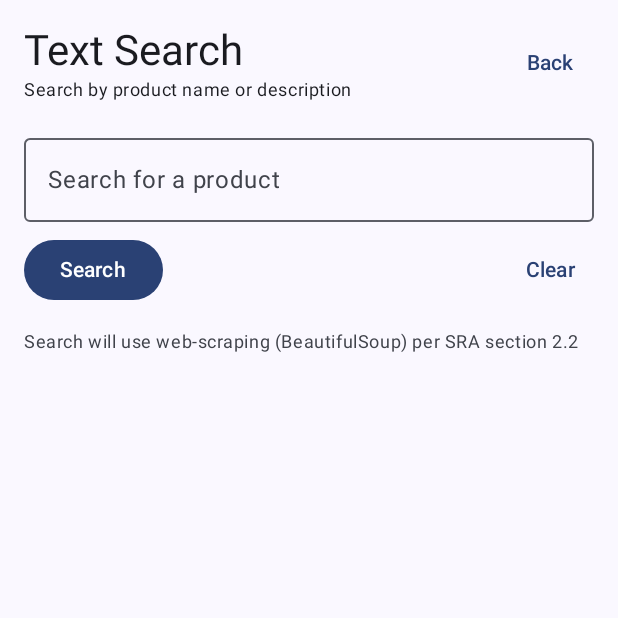
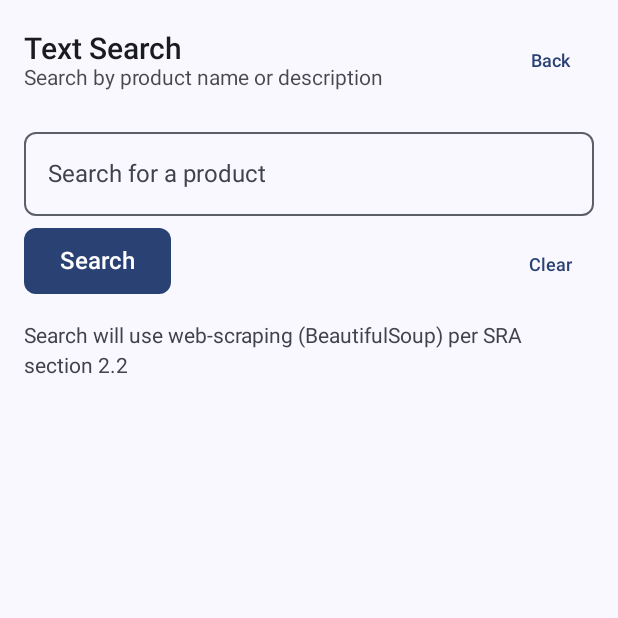
Before and after one commit to AdibBinKadir/ShopperAI, an Android app built with Jetpack Compose: the TextSearchScreen screen opened through its navigation route, on a phone screen of 412 x 824 dp, the top half of it. Run offline under Robolectric (Android 15) with nearby library versions, the phone set to English and light mode, and no system bars.

Commit message:
updated ui

```diff
--- a/app/src/main/java/com/example/democse3310/LoginScreen.kt
+++ b/app/src/main/java/com/example/democse3310/LoginScreen.kt
@@ -2,17 +2,13 @@ package com.example.democse3310
 
 import androidx.compose.foundation.background
 import androidx.compose.foundation.layout.*
-import androidx.compose.foundation.shape.RoundedCornerShape
 import androidx.compose.material3.*
 import androidx.compose.runtime.*
 import androidx.compose.ui.Alignment
 import androidx.compose.ui.Modifier
-import androidx.compose.ui.graphics.Color
-import androidx.compose.ui.text.font.FontWeight
 import androidx.compose.ui.text.input.PasswordVisualTransformation
 import androidx.compose.ui.text.input.VisualTransformation
 import androidx.compose.ui.unit.dp
-import androidx.compose.ui.unit.sp
 import com.example.democse3310.ui.theme.*
 
 @Composable
@@ -28,42 +24,41 @@ fun LoginScreen(
     Column(
         modifier = Modifier
             .fillMaxSize()
-            .background(AppWhite)
-            .padding(horizontal = 24.dp),
+            .background(MaterialTheme.colorScheme.background)
+            .padding(horizontal = Spacing.md),
         horizontalAlignment = Alignment.CenterHorizontally
     ) {
 
-        Spacer(modifier = Modifier.height(80.dp))
+        Spacer(modifier = Modifier.height(Spacing.xl))
 
         // --- App Title ---
         Text(
             text = "ShopperAI",
-            fontSize = 36.sp,
-            fontWeight = FontWeight.Bold,
-            color = BluePrimary
+            style = MaterialTheme.typography.headlineLarge,
+            color = MaterialTheme.colorScheme.primary
         )
 
-        Spacer(modifier = Modifier.height(10.dp))
+        Spacer(modifier = Modifier.height(Spacing.sm))
 
         Text(
             text = "Welcome back",
-            fontSize = 18.sp,
-            color = MediumGray
+            style = MaterialTheme.typography.bodyMedium,
+            color = MaterialTheme.colorScheme.onBackground.copy(alpha = 0.75f)
         )
 
-        Spacer(modifier = Modifier.height(40.dp))
+        Spacer(modifier = Modifier.height(Spacing.lg))
 
         // --- Form Container ---
         Card(
             modifier = Modifier
                 .fillMaxWidth(),
-            shape = RoundedCornerShape(20.dp),
-            colors = CardDefaults.cardColors(containerColor = AppWhite),
-            elevation = CardDefaults.cardElevation(12.dp)
+            shape = MaterialTheme.shapes.large,
+            colors = CardDefaults.cardColors(containerColor = MaterialTheme.colorScheme.surface),
+            elevation = CardDefaults.cardElevation(8.dp)
         ) {
             Column(
                 modifier = Modifier
-                    .padding(22.dp),
+                    .padding(Spacing.md),
                 horizontalAlignment = Alignment.CenterHorizontally
             ) {
 
@@ -71,48 +66,49 @@ fun LoginScreen(
                 OutlinedTextField(
                     value = email,
                     onValueChange = { email = it },
-                    label = { Text("Email", color = MediumGray) },
+                    label = { Text("Email", color = MaterialTheme.colorScheme.onSurfaceVariant) },
                     modifier = Modifier
                         .fillMaxWidth(),
                     singleLine = true,
+                    shape = MaterialTheme.shapes.small,
                     colors = OutlinedTextFieldDefaults.colors(
-                        focusedBorderColor = BluePrimary,
-                        unfocusedBorderColor = LightGray,
-                        cursorColor = BluePrimary
+                        focusedBorderColor = MaterialTheme.colorScheme.primary,
+                        unfocusedBorderColor = MaterialTheme.colorScheme.outline,
+                        cursorColor = MaterialTheme.colorScheme.primary
                     )
                 )
 
-                Spacer(modifier = Modifier.height(18.dp))
+                Spacer(modifier = Modifier.height(Spacing.md))
 
                 // PASSWORD INPUT
                 OutlinedTextField(
                     value = password,
                     onValueChange = { password = it },
-                    label = { Text("Password", color = MediumGray) },
+                    label = { Text("Password", color = MaterialTheme.colorScheme.onSurfaceVariant) },
                     singleLine = true,
                     visualTransformation =
-                        if (passwordVisible) VisualTransformation.None
-                        else PasswordVisualTransformation(),
+                    if (passwordVisible) VisualTransformation.None
+                    else PasswordVisualTransformation(),
                     trailingIcon = {
                         val iconText = if (passwordVisible) "Hide" else "Show"
                         TextButton(onClick = { passwordVisible = !passwordVisible }) {
                             Text(
                                 text = iconText,
-                                color = BluePrimary,
-                                fontSize = 13.sp
+                                color = MaterialTheme.colorScheme.primary,
                             )
                         }
                     },
                     modifier = Modifier
                         .fillMaxWidth(),
+                    shape = MaterialTheme.shapes.small,
                     colors = OutlinedTextFieldDefaults.colors(
-                        focusedBorderColor = BluePrimary,
-                        unfocusedBorderColor = LightGray,
-                        cursorColor = BluePrimary
+                        focusedBorderColor = MaterialTheme.colorScheme.primary,
+                        unfocusedBorderColor = MaterialTheme.colorScheme.outline,
+                        cursorColor = MaterialTheme.colorScheme.primary
                     )
                 )
 
-                Spacer(modifier = Modifier.height(24.dp))
+                Spacer(modifier = Modifier.height(Spacing.lg))
 
                 // LOGIN BUTTON
                 Button(
@@ -120,47 +116,45 @@ fun LoginScreen(
                     modifier = Modifier
                         .fillMaxWidth()
                         .height(52.dp),
-                    shape = RoundedCornerShape(14.dp),
+                    shape = MaterialTheme.shapes.medium,
                     colors = ButtonDefaults.buttonColors(
-                        containerColor = BluePrimary
+                        containerColor = MaterialTheme.colorScheme.primary
                     )
                 ) {
                     Text(
                         text = "Log In",
-                        fontSize = 18.sp,
-                        fontWeight = FontWeight.SemiBold,
-                        color = AppWhite
+                        style = MaterialTheme.typography.titleLarge,
+                        color = MaterialTheme.colorScheme.onPrimary
                     )
                 }
 
-                Spacer(modifier = Modifier.height(12.dp))
+                Spacer(modifier = Modifier.height(Spacing.sm))
 
                 // FORGOT PASSWORD
                 TextButton(onClick = onForgotPasswordClick) {
                     Text(
                         text = "Forgot Password?",
-                        color = BluePrimary,
-                        fontSize = 14.sp
+                        color = MaterialTheme.colorScheme.primary,
+                        style = MaterialTheme.typography.labelSmall
                     )
                 }
             }
         }
 
-        Spacer(modifier = Modifier.height(28.dp))
+        Spacer(modifier = Modifier.height(Spacing.lg))
 
         // SIGN UP LINK
         Row(verticalAlignment = Alignment.CenterVertically) {
             Text(
                 "Don't have an account? ",
-                color = MediumGray,
-                fontSize = 15.sp
+                color = MaterialTheme.colorScheme.onBackground.copy(alpha = 0.75f),
+                style = MaterialTheme.typography.bodyMedium
             )
             TextButton(onClick = onSignUpClick) {
                 Text(
                     text = "Sign up",
-                    color = BluePrimary,
-                    fontSize = 15.sp,
-                    fontWeight = FontWeight.Medium
+                    color = MaterialTheme.colorScheme.primary,
+                    style = MaterialTheme.typography.bodyMedium
                 )
             }
         }
--- a/app/src/main/java/com/example/democse3310/TextSearchScreen.kt
+++ b/app/src/main/java/com/example/democse3310/TextSearchScreen.kt
@@ -5,6 +5,7 @@ import androidx.compose.foundation.lazy.LazyColumn
 import androidx.compose.foundation.lazy.items
 import androidx.compose.material3.*
 import androidx.compose.runtime.Composable
+import com.example.democse3310.ui.theme.Spacing
 import androidx.compose.ui.Alignment
 import androidx.compose.ui.Modifier
 import androidx.compose.ui.unit.dp
@@ -14,7 +15,7 @@ import com.example.democse3310.viewmodel.TextSearchViewModel
 
 @Composable
 fun TextSearchScreen(navController: NavController, vm: TextSearchViewModel = viewModel()) {
-    Column(modifier = Modifier.fillMaxSize().padding(16.dp)) {
+    Column(modifier = Modifier.fillMaxSize().padding(Spacing.md)) {
         // Header
         Row(
             modifier = Modifier.fillMaxWidth(),
@@ -23,14 +24,14 @@ fun TextSearchScreen(navController: NavController, vm: TextSearchViewModel = vie
         ) {
             Column {
                 Text("Text Search", style = MaterialTheme.typography.headlineMedium)
-                Text("Search by product name or description", style = MaterialTheme.typography.bodySmall)
+                Text("Search by product name or description", style = MaterialTheme.typography.bodyMedium, color = MaterialTheme.colorScheme.onBackground.copy(alpha = 0.8f))
             }
             TextButton(onClick = { navController.popBackStack() }) {
-                Text("Back")
+                Text("Back", style = MaterialTheme.typography.labelSmall)
             }
         }
 
-        Spacer(modifier = Modifier.height(16.dp))
+        Spacer(modifier = Modifier.height(Spacing.md))
 
         OutlinedTextField(
             value = vm.query.value,
@@ -38,35 +39,36 @@ fun TextSearchScreen(navController: NavController, vm: TextSearchViewModel = vie
             label = { Text("Search for a product") },
             placeholder = { Text("e.g., wireless headphones, laptop, running shoes") },
             modifier = Modifier.fillMaxWidth(),
-            maxLines = 3
+            maxLines = 3,
+            shape = MaterialTheme.shapes.small
         )
-        Spacer(modifier = Modifier.height(8.dp))
+        Spacer(modifier = Modifier.height(Spacing.sm))
 
         Row(
             modifier = Modifier.fillMaxWidth(),
             horizontalArrangement = Arrangement.SpaceBetween
         ) {
-            Button(onClick = { vm.searchProducts() }) {
-                Text("Search")
+            Button(onClick = { vm.searchProducts() }, modifier = Modifier.height(44.dp), shape = MaterialTheme.shapes.small) {
+                Text("Search", style = MaterialTheme.typography.titleMedium)
             }
 
             TextButton(onClick = {
                 vm.query.value = ""
                 vm.products.clear()
             }) {
-                Text("Clear")
+                Text("Clear", style = MaterialTheme.typography.labelSmall, color = MaterialTheme.colorScheme.primary)
             }
         }
 
-        Spacer(modifier = Modifier.height(16.dp))
+        Spacer(modifier = Modifier.height(Spacing.md))
 
         Text(
             "Search will use web-scraping (BeautifulSoup) per SRA section 2.2",
-            style = MaterialTheme.typography.bodySmall,
+            style = MaterialTheme.typography.bodyMedium,
             color = MaterialTheme.colorScheme.onSurfaceVariant
         )
 
-        Spacer(modifier = Modifier.height(16.dp))
+        Spacer(modifier = Modifier.height(Spacing.md))
 
         if (vm.isLoading.value) {
             Box(
@@ -80,11 +82,11 @@ fun TextSearchScreen(navController: NavController, vm: TextSearchViewModel = vie
                 modifier = Modifier.fillMaxWidth().weight(1f),
                 contentAlignment = Alignment.Center
             ) {
-                Text("No results found. Try a different search term.")
+                Text("No results found. Try a different search term.", style = MaterialTheme.typography.bodyMedium)
             }
         } else {
             LazyColumn(
-                verticalArrangement = Arrangement.spacedBy(8.dp),
+                verticalArrangement = Arrangement.spacedBy(Spacing.sm),
                 modifier = Modifier.weight(1f)
             ) {
                 items(vm.products) { product ->
--- a/app/src/main/java/com/example/democse3310/ui/theme/Color.kt
+++ b/app/src/main/java/com/example/democse3310/ui/theme/Color.kt
@@ -11,13 +11,21 @@ val PurpleGrey40 = Color(0xFF625b71)
 val Pink40 = Color(0xFF7D5260)
 
 // Primary Blue Palette
-val BluePrimary = Color(0xFF0A84FF)
-val BlueDark = Color(0xFF0063CC)
+// Legacy variable names retained for compatibility; colors updated to new brand palette
+val BluePrimary = Color(0xFF6C5CE7)
+val BlueDark = Color(0xFF4834D4)
 
 // Main Text / UI Blacks & Whites
 val AppBlack = Color(0xFF0B0B0B)
 val AppWhite = Color(0xFFFFFFFF)
 
 // Grays
-val LightGray = Color(0xFFE6E6E6)
-val MediumGray = Color(0xFF666666)
+val LightGray = Color(0xFFF1F3F5)
+val MediumGray = Color(0xFF6B7280)
+
+// App background (subtle off-white)
+val AppBackground = Color(0xFFF7F8FA)
+
+// Updated brand colors (modern, non-blue palette)
+val BrandAccent = Color(0xFF6C5CE7)
+val BrandAccentDark = Color(0xFF4834D4)
--- /dev/null
+++ b/app/src/main/java/com/example/democse3310/ui/theme/Shapes.kt
@@ -0,0 +1,11 @@
+package com.example.democse3310.ui.theme
+
+import androidx.compose.foundation.shape.RoundedCornerShape
+import androidx.compose.material3.Shapes
+import androidx.compose.ui.unit.dp
+
+val AppShapes = Shapes(
+    small = RoundedCornerShape(8.dp),
+    medium = RoundedCornerShape(14.dp),
+    large = RoundedCornerShape(24.dp)
+)
--- /dev/null
+++ b/app/src/main/java/com/example/democse3310/ui/theme/Spacing.kt
@@ -0,0 +1,12 @@
+package com.example.democse3310.ui.theme
+
+import androidx.compose.ui.unit.Dp
+import androidx.compose.ui.unit.dp
+
+object Spacing {
+    val xs: Dp = 4.dp
+    val sm: Dp = 8.dp
+    val md: Dp = 16.dp
+    val lg: Dp = 24.dp
+    val xl: Dp = 40.dp
+}
```
Also changed, not shown: app/src/main/java/com/example/democse3310/AiAssistantScreen.kt (+15 -11 lines), app/src/main/java/com/example/democse3310/HomeScreen.kt (+51 -34 lines), app/src/main/java/com/example/democse3310/ui/theme/Theme.kt (+13 -4 lines), app/src/main/java/com/example/democse3310/ui/theme/Type.kt (+32 -13 lines).
